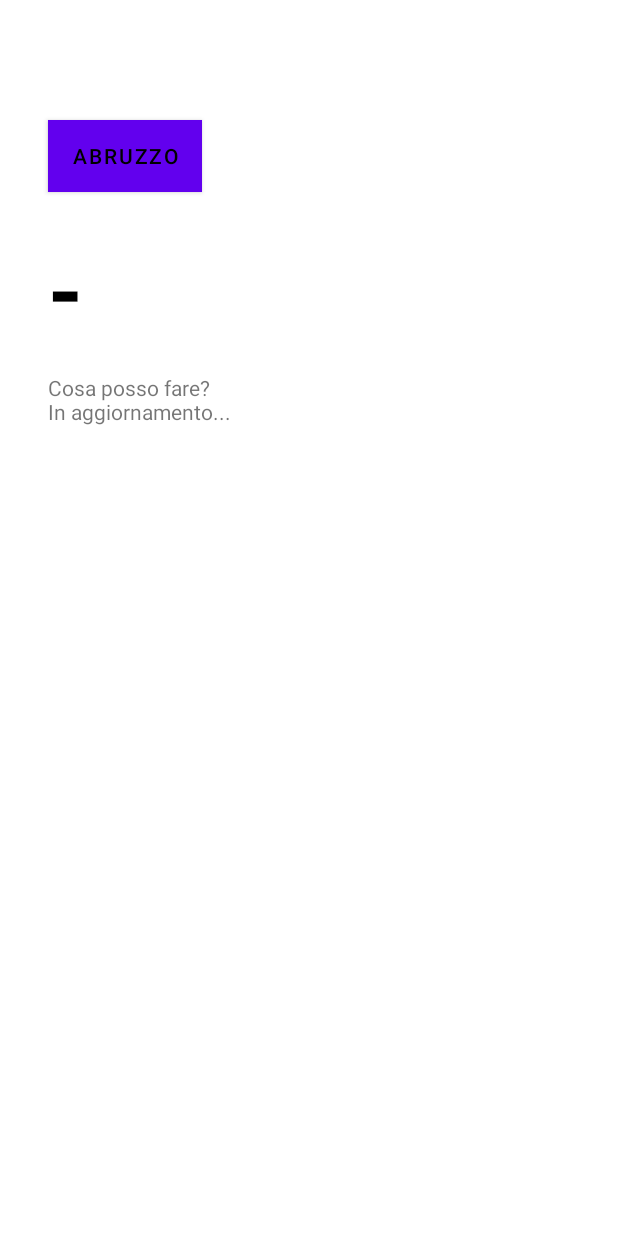
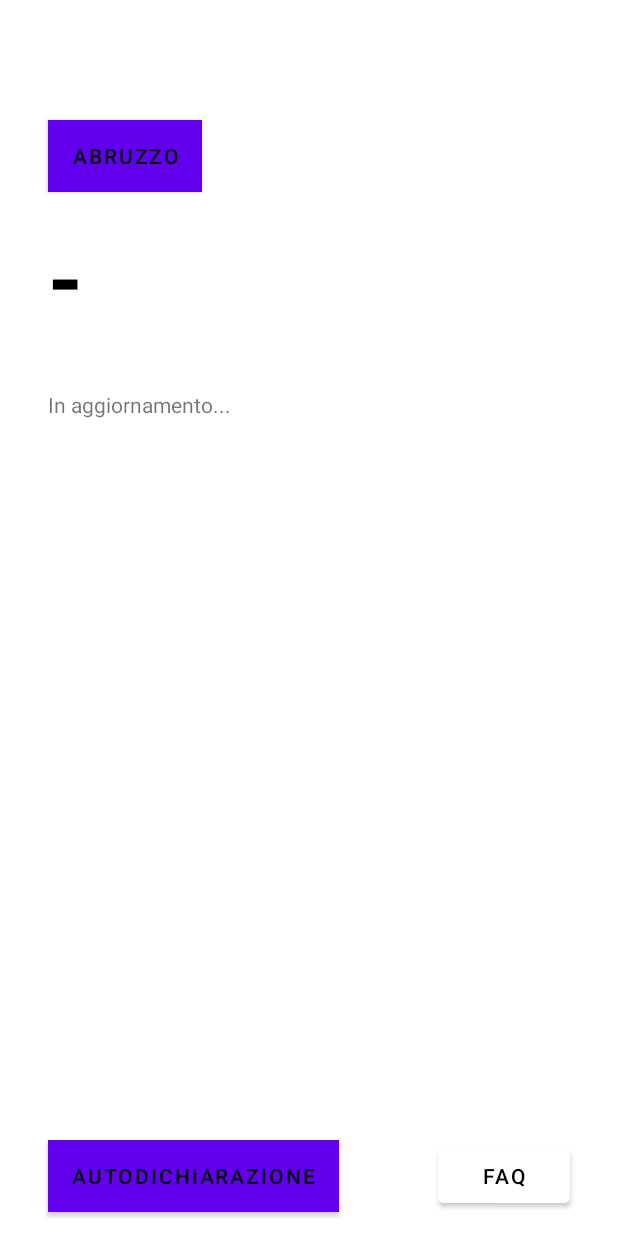
Before and after one commit to NiccoloSegato/coloregioni, an Android app: the screen it shows after launch (MainActivity), on a phone screen of 412 x 824 dp. Run offline under Robolectric (Android 15) with nearby library versions, the light colour scheme and no system bars; our stand-ins replace AdMob, Firebase (no records; nobody signed in at launch, a user with empty details on screens opened directly); 2 statements that could not run were skipped.

Commit message:
UI enhancements, new bottom buttons

```diff
--- a/app/src/main/java/it/niccolosegato/coloregioni/MainActivity.java
+++ b/app/src/main/java/it/niccolosegato/coloregioni/MainActivity.java
@@ -7,6 +7,7 @@ import android.app.ProgressDialog;
 import android.content.Intent;
 import android.content.SharedPreferences;
 import android.graphics.Color;
+import android.net.Uri;
 import android.os.Bundle;
 import android.util.Log;
 import android.view.View;
@@ -34,6 +35,8 @@ import java.util.prefs.Preferences;
 public class MainActivity extends AppCompatActivity {
 
     protected Button regioneBtn;
+    protected Button dwnBtn;
+    protected Button faqBtn;
     protected View mainView;
     protected TextView mainText;
     protected TextView subText;
@@ -56,6 +59,8 @@ public class MainActivity extends AppCompatActivity {
         mAdView.loadAd(adRequest);
 
         regioneBtn = (Button) findViewById(R.id.regione);
+        dwnBtn = (Button) findViewById(R.id.dwn);
+        faqBtn = (Button) findViewById(R.id.faq);
         mainView = (View) findViewById(R.id.mainView);
         mainText = (TextView) findViewById(R.id.mainColor);
         subText = (TextView) findViewById(R.id.cosaFare);
@@ -64,6 +69,16 @@ public class MainActivity extends AppCompatActivity {
         regioneBtn.setOnClickListener(v -> {
             Intent intent = new Intent(getBaseContext(), RegionActivity.class);
             startActivity(intent);
+        });
+
+        dwnBtn.setOnClickListener(v -> {
+            Intent browserIntent = new Intent(Intent.ACTION_VIEW, Uri.parse("https://www.interno.gov.it/sites/default/files/2020-10/modello_autodichiarazione_editabile_ottobre_2020.pdf"));
+            startActivity(browserIntent);
+        });
+
+        faqBtn.setOnClickListener(v -> {
+            Intent browserIntent = new Intent(Intent.ACTION_VIEW, Uri.parse("http://www.governo.it/it/articolo/domande-frequenti-sulle-misure-adottate-dal-governo/15638"));
+            startActivity(browserIntent);
         });
 
 
--- a/app/src/main/res/layout/activity_main.xml
+++ b/app/src/main/res/layout/activity_main.xml
@@ -25,7 +25,7 @@
         android:layout_width="0dp"
         android:layout_height="wrap_content"
         android:layout_marginStart="32dp"
-        android:layout_marginTop="24dp"
+        android:layout_marginTop="16dp"
         android:layout_marginEnd="32dp"
         android:text="-"
         android:textColor="@color/black"
@@ -34,18 +34,6 @@
         app:layout_constraintEnd_toEndOf="parent"
         app:layout_constraintStart_toStartOf="parent"
         app:layout_constraintTop_toBottomOf="@+id/regione" />
-
-    <TextView
-        android:id="@+id/cosaFare"
-        android:layout_width="0dp"
-        android:layout_height="wrap_content"
-        android:layout_marginStart="32dp"
-        android:layout_marginTop="16dp"
-        android:layout_marginEnd="32dp"
-        android:text="-"
-        app:layout_constraintEnd_toEndOf="parent"
-        app:layout_constraintStart_toStartOf="parent"
-        app:layout_constraintTop_toBottomOf="@+id/mainColor" />
 
     <com.google.android.gms.ads.AdView
         xmlns:ads="http://schemas.android.com/apk/res-auto"
@@ -58,4 +46,75 @@
         app:layout_constraintEnd_toEndOf="parent"
         app:layout_constraintStart_toStartOf="parent" />
 
+    <Button
+        android:id="@+id/dwn"
+        android:layout_width="wrap_content"
+        android:layout_height="wrap_content"
+        android:layout_marginStart="32dp"
+        android:layout_marginBottom="16dp"
+        android:background="@color/white"
+        android:backgroundTint="@color/white"
+        android:text="autodichiarazione"
+        android:textColor="@color/black"
+        app:layout_constraintBottom_toTopOf="@+id/adView"
+        app:layout_constraintStart_toStartOf="parent" />
+
+    <ScrollView
+        android:id="@+id/scrollView2"
+        android:layout_width="0dp"
+        android:layout_height="0dp"
+        android:layout_marginTop="16dp"
+        app:layout_constraintBottom_toTopOf="@+id/dwn"
+        app:layout_constraintEnd_toEndOf="parent"
+        app:layout_constraintHorizontal_bias="1.0"
+        app:layout_constraintStart_toStartOf="parent"
+        app:layout_constraintTop_toBottomOf="@+id/mainColor">
+
+        <LinearLayout
+            android:layout_width="match_parent"
+            android:layout_height="wrap_content"
+            android:orientation="vertical">
+
+            <androidx.constraintlayout.widget.ConstraintLayout
+                android:layout_width="match_parent"
+                android:layout_height="wrap_content">
+
+                <TextView
+                    android:id="@+id/textView"
+                    android:layout_width="wrap_content"
+                    android:layout_height="wrap_content"
+                    android:layout_marginStart="32dp"
+                    android:text="Cosa posso fare?"
+                    android:textColor="@color/white"
+                    android:textStyle="bold"
+                    app:layout_constraintStart_toStartOf="parent"
+                    app:layout_constraintTop_toTopOf="parent" />
+
+                <TextView
+                    android:id="@+id/cosaFare"
+                    android:layout_width="0dp"
+                    android:layout_height="wrap_content"
+                    android:layout_marginStart="32dp"
+                    android:layout_marginEnd="32dp"
+                    android:text="-"
+                    app:layout_constraintEnd_toEndOf="parent"
+                    app:layout_constraintStart_toStartOf="parent"
+                    app:layout_constraintTop_toBottomOf="@+id/textView" />
+
+            </androidx.constraintlayout.widget.ConstraintLayout>
+        </LinearLayout>
+    </ScrollView>
+
+    <Button
+        android:id="@+id/faq"
+        android:layout_width="wrap_content"
+        android:layout_height="wrap_content"
+        android:layout_marginEnd="32dp"
+        android:layout_marginBottom="16dp"
+        android:backgroundTint="@color/white"
+        android:text="faq"
+        android:textColor="@color/black"
+        app:layout_constraintBottom_toTopOf="@+id/adView"
+        app:layout_constraintEnd_toEndOf="parent" />
+
 </androidx.constraintlayout.widget.ConstraintLayout>
--- a/app/src/main/res/values/strings.xml
+++ b/app/src/main/res/values/strings.xml
@@ -1,8 +1,8 @@
 <resources>
     <string name="app_name">Colore Regioni</string>
     <string name="banner_ad_unit_id">ca-app-pub-6620343870941775/7486091241</string>
-    <string name="cosaG">Cosa posso fare?\nIn zona gialla è possibile circolare all\'interno della propria regione senza limitazioni.\nLe attività commerciali, compresi bar e ristoranti sono aperti.\nC\'è il divieto di circolazione tra le 22 e le 5.\nNon è possibile uscire dalla propria regione.</string>
-    <string name="cosaA">Cosa posso fare?\nIn zona arancione è possibile circolare all\'interno del proprio comune senza limitazioni, ma non è possibile uscire da esso. I bar e i ristoranti sono chiusi, con la possibilità di fare asporto e consegne.\nI negozi rimangono aperti.</string>
-    <string name="cosaR">Cosa posso fare?\nTestIn zona rossa non è consentito circolare, nemmeno all\'interno del proprio comune.\nNegozi, bar e ristoranti sono chiusi. Questi ultimi hanno la possibilità di fare asporto e consegne a domicilio.</string>
-    <string name="cosaE">Cosa posso fare?\nIn aggiornamento...</string>
+    <string name="cosaG">In zona gialla è possibile circolare all\'interno della propria regione senza limitazioni.\nLe attività commerciali, compresi bar e ristoranti sono aperti.\nC\'è il divieto di circolazione tra le 22 e le 5.\nNon è possibile uscire dalla propria regione.</string>
+    <string name="cosaA">In zona arancione è possibile circolare all\'interno del proprio comune senza limitazioni, ma non è possibile uscire da esso. I bar e i ristoranti sono chiusi, con la possibilità di fare asporto e consegne.\nI negozi rimangono aperti.</string>
+    <string name="cosaR">In zona rossa non è consentito circolare, nemmeno all\'interno del proprio comune.\nNegozi, bar e ristoranti sono chiusi. Questi ultimi hanno la possibilità di fare asporto e consegne a domicilio.</string>
+    <string name="cosaE">In aggiornamento...</string>
 </resources>
```
